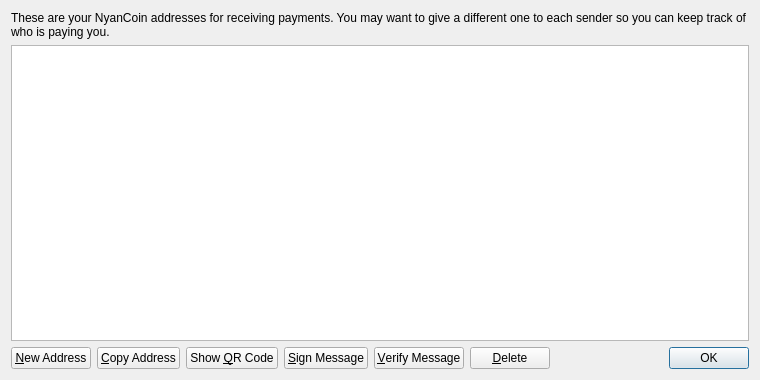
First picture: the form in src/qt/forms/addressbookpage.ui, repository MOOtaku/vocains, before the edit.
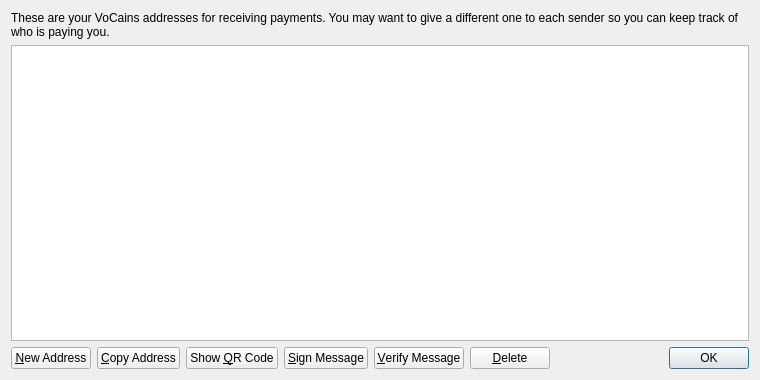
Second picture: the form after the edit. Icons and pictures are not drawn.

Diff of the .ui file:
```diff
--- a/src/qt/forms/addressbookpage.ui
+++ b/src/qt/forms/addressbookpage.ui
@@ -17,7 +17,7 @@
    <item>
     <widget class="QLabel" name="labelExplanation">
      <property name="text">
-      <string>These are your NyanCoin addresses for receiving payments. You may want to give a different one to each sender so you can keep track of who is paying you.</string>
+      <string>These are your VoCains addresses for receiving payments. You may want to give a different one to each sender so you can keep track of who is paying you.</string>
      </property>
      <property name="textFormat">
       <enum>Qt::PlainText</enum>
```
